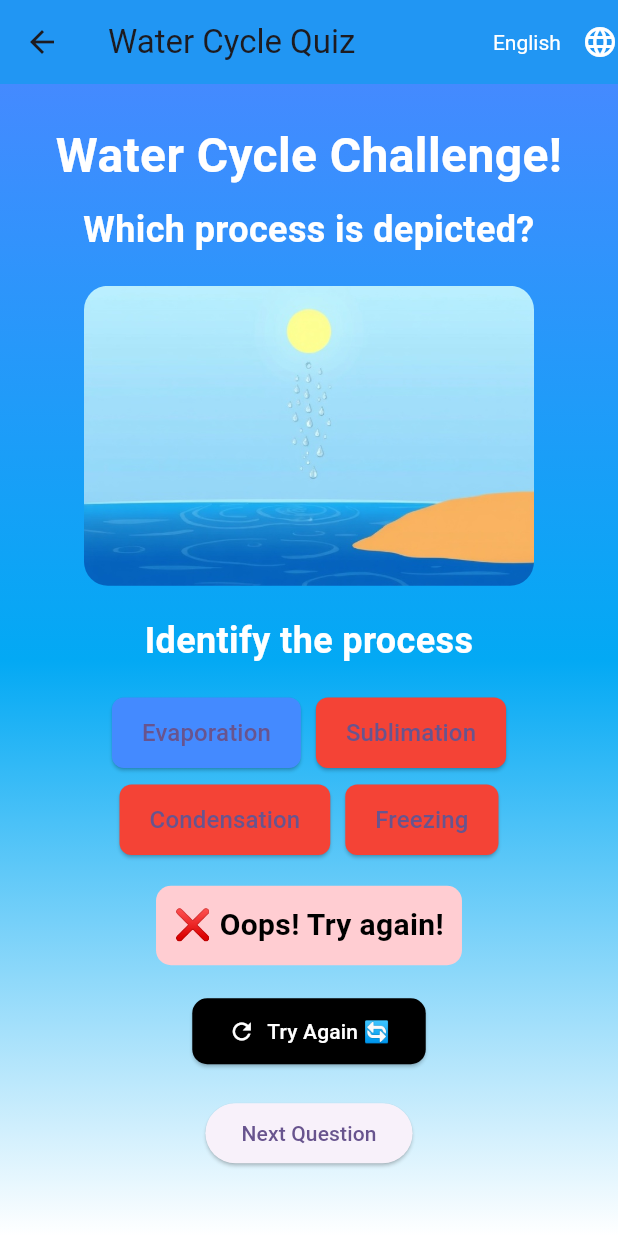
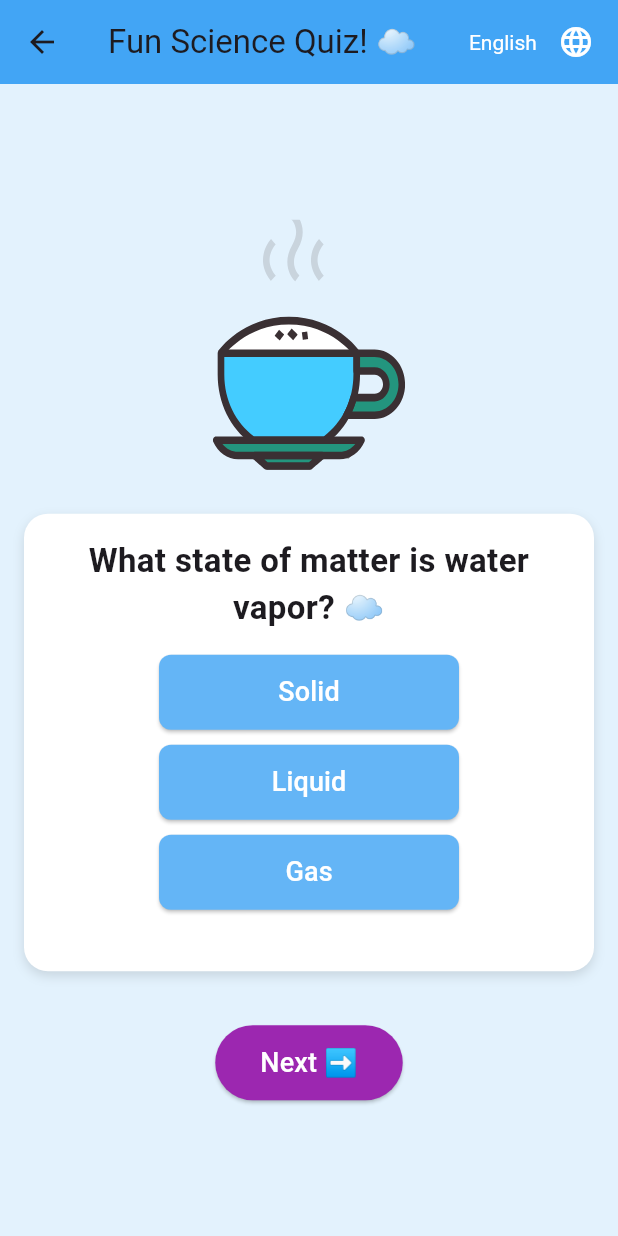
Before and after one commit to dhanshreep18/Bilingual-Science-App-States-of-Matter, a Flutter app: the QuizScreen screen opened directly, after a tap on "Evaporation", after a tap on "Sublimation", after a tap on "Next Question", on a phone screen of 412 x 824 dp. Run offline on Flutter 3.47's test engine with Material 3 defaults, Android fonts, the phone set to English and light mode, and no system bars; our stand-ins replace confetti, lottie; Roboto replaces fonts that are missing (Pacifico).

Commit message:
Added question 5

```diff
--- a/lib/quiz_question_4.dart
+++ b/lib/quiz_question_4.dart
@@ -3,6 +3,7 @@ import 'package:confetti/confetti.dart';
 import 'dart:math';
 import 'package:http/http.dart' as http;
 import 'dart:convert';
+import 'quiz_question_5.dart'; // Add this to import the new page
 
 class QuizScreen extends StatefulWidget {
   const QuizScreen({super.key});
@@ -36,8 +37,9 @@ class _QuizScreenState extends State<QuizScreen> {
   @override
   void initState() {
     super.initState();
-    _confettiController =
-        ConfettiController(duration: const Duration(seconds: 3));
+    _confettiController = ConfettiController(
+      duration: const Duration(seconds: 3),
+    );
   }
 
   @override
@@ -64,10 +66,13 @@ class _QuizScreenState extends State<QuizScreen> {
 
       for (String key in textsToTranslate.keys) {
         final response = await http.get(
-          Uri.parse("$translateApiUrl?q=${Uri.encodeComponent(textsToTranslate[key]!)}&langpair=en|$targetLanguageCode"),
+          Uri.parse(
+            "$translateApiUrl?q=${Uri.encodeComponent(textsToTranslate[key]!)}&langpair=en|$targetLanguageCode",
+          ),
         );
         if (response.statusCode == 200) {
-          final translatedText = jsonDecode(response.body)["responseData"]["translatedText"];
+          final translatedText =
+              jsonDecode(response.body)["responseData"]["translatedText"];
           setState(() {
             switch (key) {
               case "titleText":
@@ -225,9 +230,10 @@ class _QuizScreenState extends State<QuizScreen> {
                         child: Text(
                           feedbackText,
                           style: const TextStyle(
-                              fontWeight: FontWeight.bold,
-                              fontSize: 20,
-                              color: Colors.black),
+                            fontWeight: FontWeight.bold,
+                            fontSize: 20,
+                            color: Colors.black,
+                          ),
                           textAlign: TextAlign.center,
                         ),
                       ),
@@ -240,18 +246,27 @@ class _QuizScreenState extends State<QuizScreen> {
                           backgroundColor: Colors.black,
                           foregroundColor: Colors.white,
                           shape: RoundedRectangleBorder(
-                              borderRadius: BorderRadius.circular(10)),
+                            borderRadius: BorderRadius.circular(10),
+                          ),
                           padding: const EdgeInsets.symmetric(
-                              vertical: 12, horizontal: 24),
+                            vertical: 12,
+                            horizontal: 24,
+                          ),
                         ),
                       ),
                       const SizedBox(height: 20),
                       ElevatedButton(
                         onPressed: () {
-                          // Navigation for next question can be added here if available.
+                          Navigator.push(
+                            context,
+                            MaterialPageRoute(
+                              builder: (context) => const WaterVaporQuiz(),
+                            ),
+                          );
                         },
                         child: Text(nextQuestionText),
                       ),
+
                       const SizedBox(height: 20),
                     ],
                   ),
@@ -313,7 +328,7 @@ class _QuizScreenState extends State<QuizScreen> {
                 }
               }
             },
-          )
+          ),
         ],
       ),
     );
@@ -325,12 +340,11 @@ class _QuizScreenState extends State<QuizScreen> {
       child: Text(text, style: const TextStyle(fontSize: 16)),
       style: ElevatedButton.styleFrom(
         padding: const EdgeInsets.symmetric(vertical: 12, horizontal: 20),
-        backgroundColor: buttonColor != null && answer.toLowerCase() != 'evaporation'
-            ? buttonColor
-            : Colors.blueAccent,
-        shape: RoundedRectangleBorder(
-          borderRadius: BorderRadius.circular(8),
-        ),
+        backgroundColor:
+            buttonColor != null && answer.toLowerCase() != 'evaporation'
+                ? buttonColor
+                : Colors.blueAccent,
+        shape: RoundedRectangleBorder(borderRadius: BorderRadius.circular(8)),
       ),
     );
   }
--- /dev/null
+++ b/lib/quiz_question_5.dart
@@ -0,0 +1,335 @@
+import 'package:flutter/material.dart';
+import 'package:confetti/confetti.dart';
+import 'package:lottie/lottie.dart';
+import 'dart:convert';
+import 'package:http/http.dart' as http;
+
+class WaterVaporQuiz extends StatefulWidget {
+  const WaterVaporQuiz({super.key});
+
+  @override
+  _WaterVaporQuizState createState() => _WaterVaporQuizState();
+}
+
+class _WaterVaporQuizState extends State<WaterVaporQuiz> {
+  String? selectedAnswer;
+  bool isCorrect = false;
+  bool isAnswered = false;
+  late ConfettiController _confettiController;
+  String selectedLanguage = "English";
+  final String translateApiUrl = "https://api.mymemory.translated.net/get";
+
+  Map<String, String> translations = {
+    "question": "What state of matter is water vapor? ☁️",
+    "hint": "Hint: Think about the steam rising from hot tea! 🍵",
+    "Solid": "Solid",
+    "Liquid": "Liquid",
+    "Gas": "Gas",
+    "Correct": "✅ Correct! Water vapor is a **gas**! ☁️",
+    "Wrong": "❌ Oops! Water vapor is a gas. Try again!",
+    "Try Again": "Try Again 🔄",
+  };
+
+  @override
+  void initState() {
+    super.initState();
+    _confettiController = ConfettiController(
+      duration: const Duration(seconds: 2),
+    );
+  }
+
+  Future<void> translateText(String targetLanguageCode) async {
+    for (String key in translations.keys) {
+      try {
+        final response = await http.get(
+          Uri.parse(
+            "$translateApiUrl?q=${Uri.encodeComponent(translations[key]!)}&langpair=en|$targetLanguageCode",
+          ),
+        );
+
+        if (response.statusCode == 200) {
+          final decodedResponse = jsonDecode(response.body);
+          setState(() {
+            translations[key] =
+                decodedResponse["responseData"]["translatedText"];
+          });
+        } else {
+          debugPrint("Translation API Error: ${response.body}");
+        }
+      } catch (e) {
+        debugPrint("Translation Error: $e");
+      }
+    }
+  }
+
+  void checkAnswer(String answer) {
+    setState(() {
+      selectedAnswer = answer;
+      isAnswered = true;
+      if (answer == translations["Gas"]) {
+        isCorrect = true;
+        _confettiController.play();
+      } else {
+        isCorrect = false;
+      }
+    });
+  }
+
+  void resetQuiz() {
+    setState(() {
+      selectedAnswer = null;
+      isAnswered = false;
+      isCorrect = false;
+    });
+  }
+
+  @override
+  void dispose() {
+    _confettiController.dispose();
+    super.dispose();
+  }
+
+  @override
+  Widget build(BuildContext context) {
+    return Scaffold(
+      backgroundColor: Colors.blue.shade50,
+      appBar: AppBar(
+        title: Row(
+          mainAxisAlignment: MainAxisAlignment.spaceBetween,
+          children: [
+            const Text("Fun Science Quiz! ☁️"),
+            DropdownButton<String>(
+              value: selectedLanguage,
+              icon: const Icon(Icons.language, color: Colors.white),
+              dropdownColor: Colors.blue.shade300,
+              style: const TextStyle(color: Colors.white),
+              underline: Container(height: 0),
+              items:
+                  [
+                    {"name": "English", "code": "en"},
+                    {"name": "Spanish", "code": "es"},
+                    {"name": "Afrikaans", "code": "af"},
+                  ].map((lang) {
+                    return DropdownMenuItem<String>(
+                      value: lang["name"],
+                      child: Text(
+                        lang["name"]!,
+                        style: const TextStyle(color: Colors.white),
+                      ),
+                    );
+                  }).toList(),
+              onChanged: (String? newLanguage) {
+                if (newLanguage != null) {
+                  setState(() {
+                    selectedLanguage = newLanguage;
+                  });
+
+                  switch (newLanguage) {
+                    case "Spanish":
+                      translateText("es");
+                      break;
+                    case "Afrikaans":
+                      translateText("af");
+                      break;
+                    default:
+                      setState(() {
+                        translations = {
+                          "question": "What state of matter is water vapor? ☁️",
+                          "hint":
+                              "Hint: Think about the steam rising from hot tea! 🍵",
+                          "Solid": "Solid",
+                          "Liquid": "Liquid",
+                          "Gas": "Gas",
+                          "Correct": "✅ Correct! Water vapor is a **gas**! ☁️",
+                          "Wrong": "❌ Oops! Water vapor is a gas. Try again!",
+                          "Try Again": "Try Again 🔄",
+                        };
+                      });
+                  }
+                }
+              },
+            ),
+          ],
+        ),
+        backgroundColor: Colors.blue.shade400,
+      ),
+      body: Center(
+        child: Column(
+          mainAxisAlignment: MainAxisAlignment.center,
+          children: [
+            // Animation
+            SizedBox(
+              height: 180,
+              child: Lottie.asset(
+                "assets/vapor.json", // Ensure this image exists in assets
+                repeat: true,
+                fit: BoxFit.contain,
+              ),
+            ),
+
+            // Question Card
+            Container(
+              padding: const EdgeInsets.all(16),
+              margin: const EdgeInsets.all(16),
+              decoration: BoxDecoration(
+                color: Colors.white,
+                borderRadius: BorderRadius.circular(16),
+                boxShadow: const [
+                  BoxShadow(
+                    color: Colors.black12,
+                    blurRadius: 6,
+                    offset: Offset(0, 3),
+                  ),
+                ],
+              ),
+              child: Column(
+                children: [
+                  Text(
+                    translations["question"]!,
+                    style: const TextStyle(
+                      fontSize: 22,
+                      fontWeight: FontWeight.bold,
+                    ),
+                    textAlign: TextAlign.center,
+                  ),
+                  const SizedBox(height: 10),
+
+                  // Answer Buttons
+                  Column(
+                    children:
+                        [
+                          translations["Solid"]!,
+                          translations["Liquid"]!,
+                          translations["Gas"]!,
+                        ].map((answer) {
+                          return Padding(
+                            padding: const EdgeInsets.symmetric(vertical: 5),
+                            child: ElevatedButton(
+                              style: ElevatedButton.styleFrom(
+                                backgroundColor:
+                                    selectedAnswer == answer
+                                        ? (isCorrect
+                                            ? Colors.green
+                                            : Colors.red)
+                                        : Colors.blue.shade300,
+                                minimumSize: const Size(200, 50),
+                                shape: RoundedRectangleBorder(
+                                  borderRadius: BorderRadius.circular(8),
+                                ),
+                              ),
+                              onPressed:
+                                  isAnswered ? null : () => checkAnswer(answer),
+                              child: Text(
+                                answer,
+                                style: const TextStyle(
+                                  color: Colors.white,
+                                  fontSize: 18,
+                                ),
+                              ),
+                            ),
+                          );
+                        }).toList(),
+                  ),
+
+                  const SizedBox(height: 20),
+
+                  // Feedback Message
+                  if (isAnswered)
+                    Column(
+                      children: [
+                        Text(
+                          isCorrect
+                              ? translations["Correct"]!
+                              : translations["Wrong"]!,
+                          style: TextStyle(
+                            fontSize: 18,
+                            fontWeight: FontWeight.bold,
+                            color: isCorrect ? Colors.green : Colors.red,
+                          ),
+                          textAlign: TextAlign.center,
+                        ),
+                        const SizedBox(height: 10),
+
+                        // Show hint only when the answer is incorrect
+                        if (!isCorrect)
+                          Column(
+                            children: [
+                              Text(
+                                translations["hint"]!,
+                                textAlign: TextAlign.center,
+                                style: const TextStyle(fontSize: 16),
+                              ),
+                              const SizedBox(height: 10),
+                              ElevatedButton(
+                                onPressed: resetQuiz,
+                                style: ElevatedButton.styleFrom(
+                                  backgroundColor: Colors.orange,
+                                ),
+                                child: Text(
+                                  translations["Try Again"]!,
+                                  style: const TextStyle(color: Colors.white),
+                                ),
+                              ),
+                            ],
+                          ),
+
+                        const SizedBox(height: 20),
+
+                        // Show Next button only if the answer is correct
+                        if (isCorrect)
+                          ElevatedButton(
+                            onPressed: () {
+                              // Do nothing for now
+                            },
+                            style: ElevatedButton.styleFrom(
+                              backgroundColor: Colors.purple,
+                              padding: const EdgeInsets.symmetric(
+                                horizontal: 30,
+                                vertical: 12,
+                              ),
+                            ),
+                            child: const Text(
+                              "Next ➡️",
+                              style: TextStyle(
+                                color: Colors.white,
+                                fontSize: 18,
+                              ),
+                            ),
+                          ),
+                      ],
+                    ),
+                ],
+              ),
+            ),
+            if (isCorrect)
+              ConfettiWidget(
+                confettiController: _confettiController,
+                blastDirectionality: BlastDirectionality.explosive,
+                shouldLoop: false,
+                colors: [Colors.green, Colors.blue, Colors.purple],
+              ),
+            const SizedBox(height: 20),
+
+            // Another "Next ➡️" button that does nothing
+            ElevatedButton(
+              onPressed: () {
+                // Do nothing for now
+              },
+              style: ElevatedButton.styleFrom(
+                backgroundColor: Colors.purple,
+                padding: const EdgeInsets.symmetric(
+                  horizontal: 30,
+                  vertical: 12,
+                ),
+              ),
+              child: const Text(
+                "Next ➡️",
+                style: TextStyle(color: Colors.white, fontSize: 18),
+              ),
+            ),
+          ],
+        ),
+      ),
+    );
+  }
+}
--- a/pubspec.yaml
+++ b/pubspec.yaml
@@ -73,6 +73,8 @@ flutter:
   - assets/experiment.png
   - assets/evaporation.jpg
   - assets/melting.jpg
+  - assets/vapor.json
+  - assets/watervapor.png
 
   # An image asset can refer to one or more resolution-specific "variants", see
   # https://flutter.dev/to/resolution-aware-images
```
Also changed, not shown: assets/vapor.json (added, +1 -0 lines), assets/watervapor.png (added), pubspec.lock.
